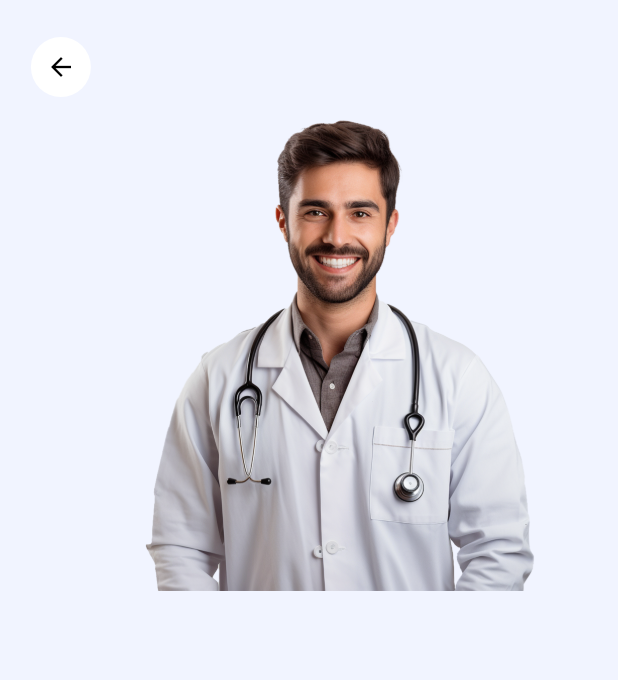
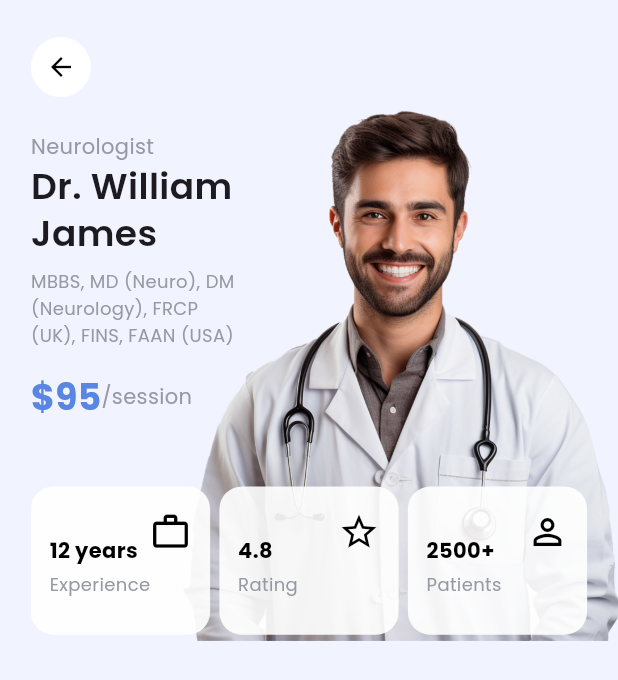
Before and after one commit to ayamohamdd/DocMeet, a Flutter app: the screen it shows after launch, on a phone screen of 412 x 824 dp. Shown: the top 680 px of the screen. Run offline on Flutter 3.47's test engine with Material 3 defaults, Android fonts, the phone set to English and light mode, and no system bars; our stand-ins replace go_router, google_fonts.

Commit message:
add doctor details header

```diff
--- a/lib/core/constants/app_colors.dart
+++ b/lib/core/constants/app_colors.dart
@@ -7,6 +7,6 @@ class AppColors {
 
   static const Color secondaryBackgroundColor = Color(0xffffffff);
   static const Color primaryFontColor = Color(0xff000000);
-
+  static const Color thirdFontColor = Color.fromARGB(255, 150, 153, 164);
   static const Color secondaryFontColor = Color.fromARGB(255, 203, 207, 216);
 }
--- a/lib/features/details/presentation/views/doctor_details_view.dart
+++ b/lib/features/details/presentation/views/doctor_details_view.dart
@@ -2,8 +2,14 @@ import 'package:flutter/material.dart';
 import 'package:go_router/go_router.dart';
 import 'package:quest_task/core/constants/app_colors.dart';
 import 'package:quest_task/core/constants/media_query_extension.dart';
+import 'package:quest_task/core/styles/text_styles.dart';
 import 'package:quest_task/core/widgets/header_action_button.dart';
+import 'package:quest_task/features/details/presentation/widgets/doctor_details_body/doctor_details_body.dart';
+import 'package:quest_task/features/details/presentation/widgets/doctor_details_header/doctor_details_header.dart';
+import 'package:quest_task/features/details/presentation/widgets/doctor_details_header/doctor_details_info_header.dart';
 import 'package:quest_task/features/home/presentation/widgets/home_body/doctor_card/doctor_image.dart';
+import 'package:quest_task/features/home/presentation/widgets/home_body/doctor_card/doctor_price.dart';
+import 'package:quest_task/features/details/presentation/widgets/doctor_details_header/doctor_info_cards_row.dart';
 
 class DoctorDetailsView extends StatelessWidget {
   const DoctorDetailsView({super.key});
@@ -28,10 +34,11 @@ class DoctorDetailsView extends StatelessWidget {
                   GoRouter.of(context).pop();
                 },
               ),
-              Container(
-                height: context.screenHeight * 0.4,
-                child: Stack(children: [DoctorImage()]),
+              SizedBox(
+                height: context.screenHeight * 0.45,
+                child: const DoctorDetailsHeader(),
               ),
+              DoctorDetailsBody(),
             ],
           ),
         ),
--- /dev/null
+++ b/lib/features/details/presentation/widgets/doctor_details_body/doctor_details_body.dart
@@ -0,0 +1,13 @@
+import 'package:flutter/material.dart';
+import 'package:quest_task/core/constants/app_colors.dart';
+
+class DoctorDetailsBody extends StatelessWidget {
+  const DoctorDetailsBody({super.key});
+
+  @override
+  Widget build(BuildContext context) {
+    return Container(
+      decoration: BoxDecoration(color: AppColors.secondaryBackgroundColor),
+    );
+  }
+}
--- /dev/null
+++ b/lib/features/details/presentation/widgets/doctor_details_header/doctor_details_header.dart
@@ -0,0 +1,29 @@
+import 'package:flutter/material.dart';
+import 'package:quest_task/core/constants/media_query_extension.dart';
+import 'package:quest_task/features/details/presentation/widgets/doctor_details_header/doctor_details_info_header.dart';
+import 'package:quest_task/features/details/presentation/widgets/doctor_details_header/doctor_info_cards_row.dart';
+import 'package:quest_task/features/home/presentation/widgets/home_body/doctor_card/doctor_image.dart';
+
+class DoctorDetailsHeader extends StatelessWidget {
+  const DoctorDetailsHeader({super.key});
+
+  @override
+  Widget build(BuildContext context) {
+    return Stack(
+      children: [
+        Transform.translate(
+          offset: Offset(context.screenWidth * 0.15, -context.screenHeight*0.01),
+          child: const DoctorImage(),
+        ),
+        const DoctorDetailsInfoHeader(),
+        Align(
+          alignment: Alignment.bottomCenter,
+          child: Padding(
+            padding: EdgeInsets.only(bottom: context.screenHeight * 0.015),
+            child: const DoctorInfoCardsRow(),
+          ),
+        ),
+      ],
+    );
+  }
+}
--- /dev/null
+++ b/lib/features/details/presentation/widgets/doctor_details_header/doctor_details_info_header.dart
@@ -0,0 +1,64 @@
+import 'package:flutter/material.dart';
+import 'package:quest_task/core/constants/app_colors.dart';
+import 'package:quest_task/core/constants/media_query_extension.dart';
+import 'package:quest_task/core/styles/text_styles.dart';
+
+class DoctorDetailsInfoHeader extends StatelessWidget {
+  const DoctorDetailsInfoHeader({super.key});
+
+  @override
+  Widget build(BuildContext context) {
+    return Positioned(
+      top: context.screenHeight * 0.028,
+      child: SizedBox(
+        width: context.screenWidth * 0.35,
+        height: context.screenHeight * 0.3,
+        child: Column(
+          crossAxisAlignment: CrossAxisAlignment.start,
+          mainAxisSize: MainAxisSize.max,
+          children: [
+            Column(
+              crossAxisAlignment: CrossAxisAlignment.start,
+              children: [
+                Text(
+                  'Neurologist',
+                  style: AppTextStyles.bodyMedium.copyWith(
+                    color: AppColors.thirdFontColor,
+                  ),
+                ),
+                Text('Dr. William James', style: AppTextStyles.heading2),
+              ],
+            ),
+
+            SizedBox(height: context.screenHeight * 0.01),
+            Text(
+              "MBBS, MD (Neuro), DM (Neurology), FRCP (UK), FINS, FAAN (USA)",
+              style: AppTextStyles.bodyMedium.copyWith(
+                color: AppColors.thirdFontColor,
+                fontSize: 12
+              ),
+            ),
+            SizedBox(height: context.screenHeight * 0.02),
+            Row(
+              children: [
+                Text(
+                  '\$95',
+                  style: AppTextStyles.heading2.copyWith(
+                    color: AppColors.primaryColor,
+                    fontWeight: FontWeight.bold,
+                  ),
+                ),
+                Text(
+                  '/session',
+                  style: AppTextStyles.bodyMedium.copyWith(
+                    color: AppColors.thirdFontColor,
+                  ),
+                ),
+              ],
+            ),
+          ],
+        ),
+      ),
+    );
+  }
+}
--- /dev/null
+++ b/lib/features/details/presentation/widgets/doctor_details_header/doctor_info_card.dart
@@ -0,0 +1,63 @@
+import 'package:flutter/material.dart';
+import 'package:quest_task/core/constants/app_colors.dart';
+import 'package:quest_task/core/styles/text_styles.dart';
+import 'package:quest_task/core/constants/media_query_extension.dart';
+
+class DoctorInfoCard extends StatelessWidget {
+  final IconData icon;
+  final String value;
+  final String label;
+
+  const DoctorInfoCard({
+    super.key,
+    required this.icon,
+    required this.value,
+    required this.label,
+  });
+
+  @override
+  Widget build(BuildContext context) {
+    return Container(
+      width: context.screenWidth * 0.29,
+      height: context.screenHeight * 0.12,
+      padding: EdgeInsets.symmetric(
+        horizontal: context.screenWidth * 0.03,
+        vertical: context.screenHeight * 0.02,
+      ),
+      decoration: BoxDecoration(
+        color: const Color.fromARGB(231, 255, 255, 255),
+        borderRadius: BorderRadius.circular(15),
+      ),
+      child: Stack(
+        children: [
+          Align(
+            alignment: Alignment.topRight,
+            child: Icon(icon, color: AppColors.primaryFontColor, size: 28),
+          ),
+          Column(
+            mainAxisAlignment: MainAxisAlignment.center,
+            crossAxisAlignment: CrossAxisAlignment.start,
+            children: [
+              SizedBox(height: context.screenHeight * 0.01),
+              Text(
+                value,
+                style: AppTextStyles.bodyMedium.copyWith(
+                  color: AppColors.primaryFontColor,
+                  fontWeight: FontWeight.bold,
+                ),
+              ),
+              SizedBox(height: context.screenHeight * 0.004),
+              Text(
+                label,
+                style: AppTextStyles.bodyMedium.copyWith(
+                  color: AppColors.thirdFontColor,
+                  fontSize: 12,
+                ),
+              ),
+            ],
+          ),
+        ],
+      ),
+    );
+  }
+}
--- /dev/null
+++ b/lib/features/details/presentation/widgets/doctor_details_header/doctor_info_cards_row.dart
@@ -0,0 +1,30 @@
+import 'package:flutter/material.dart';
+import 'doctor_info_card.dart';
+
+class DoctorInfoCardsRow extends StatelessWidget {
+  const DoctorInfoCardsRow({super.key});
+
+  @override
+  Widget build(BuildContext context) {
+    return Row(
+      mainAxisAlignment: MainAxisAlignment.spaceBetween,
+      children: const [
+        DoctorInfoCard(
+          icon: Icons.work_outline,
+          value: '12 years',
+          label: 'Experience',
+        ),
+        DoctorInfoCard(
+          icon: Icons.star_border,
+          value: '4.8',
+          label: 'Rating',
+        ),
+        DoctorInfoCard(
+          icon: Icons.person_outline,
+          value: '2500+',
+          label: 'Patients',
+        ),
+      ],
+    );
+  }
+}
--- a/lib/features/home/presentation/widgets/home_body/doctor_card/doctor_image.dart
+++ b/lib/features/home/presentation/widgets/home_body/doctor_card/doctor_image.dart
@@ -9,6 +9,7 @@ class DoctorImage extends StatelessWidget {
     return const Align(
       alignment: Alignment.bottomRight,
       child: Image(
+
         image: AssetImage("assets/images/doctor2.webp"),
         fit: BoxFit.contain,
       ),
```
